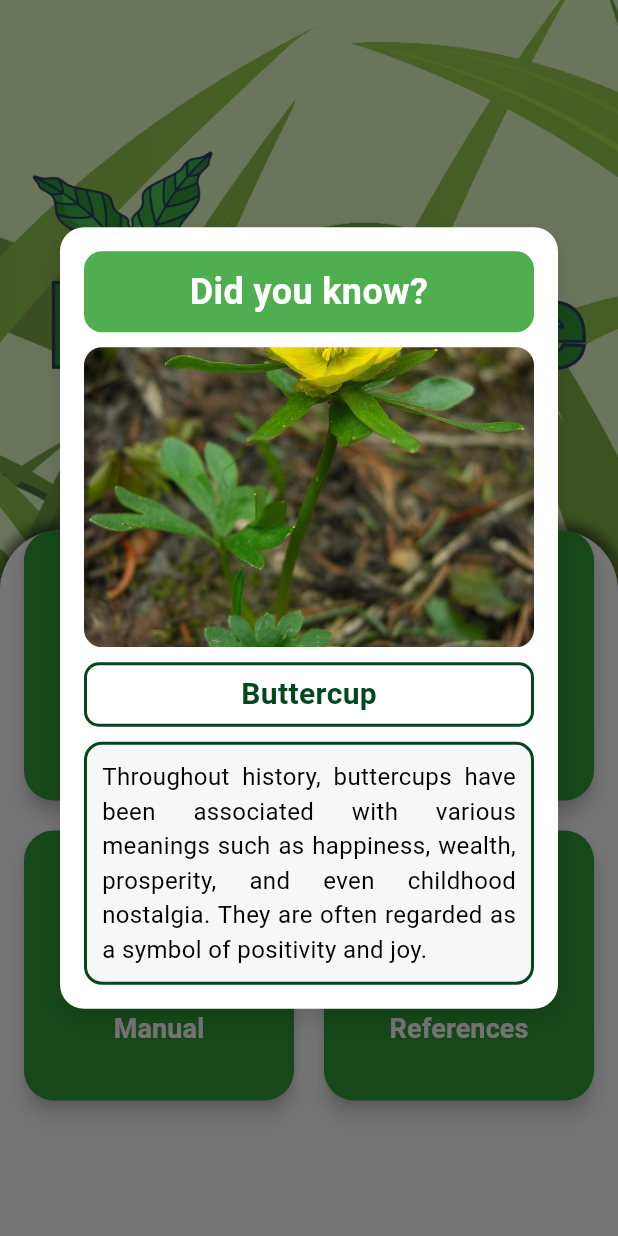
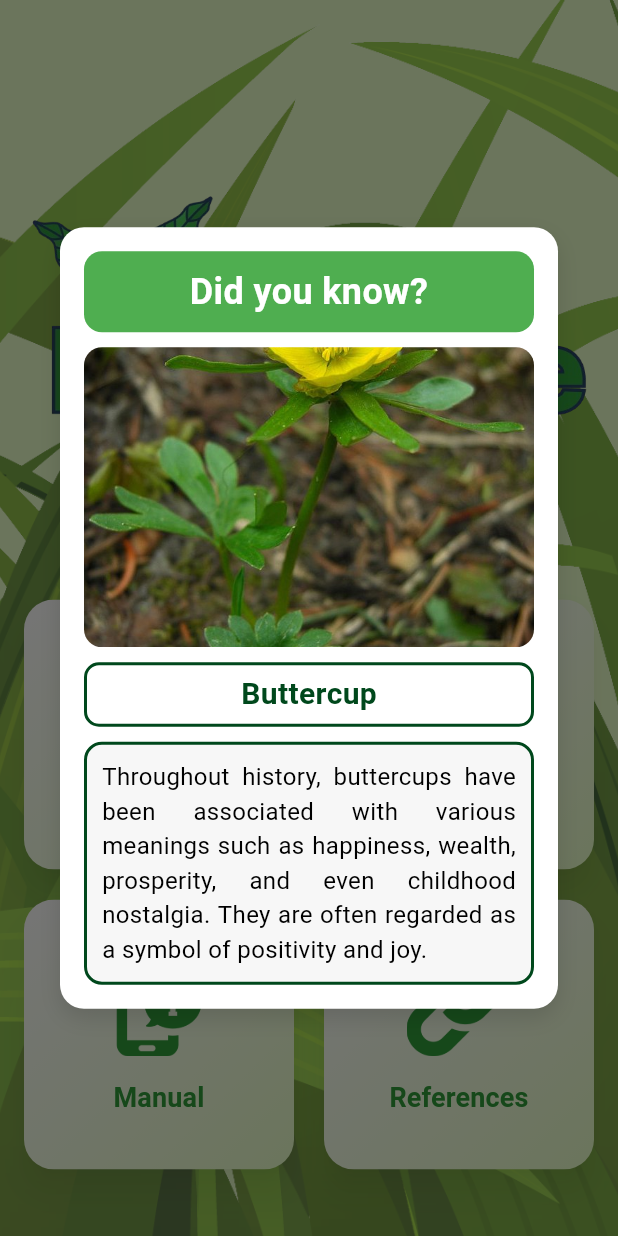
Before and after one commit to gebgeb24/PlantSafe, a Flutter app: the screen it shows after launch, on a phone screen of 412 x 824 dp. Run offline on Flutter 3.47's test engine with Material 3 defaults, Android fonts, the phone set to English and light mode, and no system bars; our stand-ins replace carousel_slider, connectivity_plus, flutter_map, flutter_tts, google_fonts, image_cropper and 4 more; missing offline and left inert: tflite_flutter.

Commit message:
UI changed & fixed labelling for scan plant

```diff
--- a/lib/main.dart
+++ b/lib/main.dart
@@ -1,8 +1,8 @@
 import 'package:flutter/material.dart';
-import 'package:image_picker/image_picker.dart';
 import 'package:plant/reference.dart';
 import 'dart:async';
 import 'dart:math';
+
 
 // Import the new screens
 import 'library.dart';
@@ -163,7 +163,7 @@ class _DashboardScreenState extends State<DashboardScreen> {
             children: <Widget>[
               // Logo with padding at the top
               Padding(
-                padding: const EdgeInsets.only(top: 100.0),
+                padding: const EdgeInsets.only(top: 130.0),
                 child: Image.asset(
                   'assets/images/logo.png',
                   width: screenWidth * 0.9,
@@ -171,39 +171,32 @@ class _DashboardScreenState extends State<DashboardScreen> {
               ),
               const SizedBox(height: 10),
               // Title in front of the grass image
-              const Stack(
+              Container(
+                padding: const EdgeInsets.symmetric(horizontal: 18, vertical: 8),
+                decoration: BoxDecoration(
+                  color: Colors.white.withOpacity(0.7),
+                  borderRadius: BorderRadius.circular(12),
+                ),
+                child: const Stack(
                   alignment: Alignment.center,
                   children: [
-                  // Text with border
                     Text(
                       'Your Go-to Irritant\nToxic Plant Guide',
                       textAlign: TextAlign.center,
                       style: TextStyle(
                         fontSize: 30,
                         fontWeight: FontWeight.bold,
-                      color: Color(0xFF284268), // Border color
-                      fontFamily: 'Roboto', // Add your desired font family
-                      shadows: [
-                        Shadow(
-                          offset: Offset(2.5, 2.5), // Adjust the shadow position for border effect
-
-                          color: Color(0xFF284268), // Border color
-                        ),
-                      ],
-                    ),
-                  ),
-                  // Text on top
-                  Text(
-                    'Your Go-to Irritant\nToxic Plant Guide',
-                    textAlign: TextAlign.center,
-                    style: TextStyle(
-                      fontSize: 30,
-                      fontWeight: FontWeight.bold,
-                      color: Color(0xFF309c39), // Text color
+                        fontStyle: FontStyle.italic,  // Added font style (italic)
+                        fontFamily: 'Roboto', // Replace with your font
+                        color: Color(0xFF309c39), // Main text color
                       ),
                     ),
                   ],
                 ),
+              )
+,
+
+
 
               const SizedBox(height: 10),
 
@@ -211,27 +204,10 @@ class _DashboardScreenState extends State<DashboardScreen> {
               Expanded(
                 child: Align(
                   alignment: Alignment.bottomCenter, // Aligning the container to the bottom center
-                  child: Container(
+                  child: SizedBox(
                     width: double.infinity, // Full width of the screen
                     height: (MediaQuery.of(context).size.width / 2 + 30) * 2, // Dynamically calculate height based on buttons (2x2 grid)
-                    decoration: BoxDecoration(
-                      color: Colors.white
 
-
-                      , // White background
-                      borderRadius: const BorderRadius.only(
-                        topLeft: Radius.circular(40), // Rounded top-left corner
-                        topRight: Radius.circular(40), // Rounded top-right corner
-                      ),
-                      boxShadow: [
-                        BoxShadow(
-                          color: Colors.black.withOpacity(0.5), // Subtle shadow color
-                          blurRadius: 5, // Soft blur effect
-                          offset: const Offset(0, -1), // Shadow positioned upwards to avoid overlap
-                          spreadRadius: 3, // Shadow spread
-                        ),
-                      ],
-                    ),
                     child: Padding(
                       padding: const EdgeInsets.only(bottom: 16.0), // Adding padding to the bottom to prevent any background visibility
                       child: Stack(
@@ -330,52 +306,70 @@ class _DashboardScreenState extends State<DashboardScreen> {
 
 
 
-  Widget _buildButton(BuildContext context, String text, VoidCallback onPressed,
-      double width, String iconPath) {
-    const double iconSize = 70; // Adjusted icon size
-    const double textHeight = 30; // Estimated height for the text line
-    const double padding = 20; // Padding around the icon and text
-    const double iconTextSpacing = 15; // Additional space between the icon and text
+  Widget _buildButton(
+      BuildContext context,
+      String text,
+      VoidCallback onPressed,
+      double width,
+      String iconPath,
+      ) {
+    const double iconSize = 70;
+    const double textHeight = 30;
+    const double padding = 20;
+    const double iconTextSpacing = 15;
 
     return SizedBox(
       width: width,
-      height: iconSize + textHeight + padding + iconTextSpacing, // Increase height for spacing
+      height: iconSize + textHeight + padding + iconTextSpacing,
       child: ElevatedButton(
         onPressed: onPressed,
         style: ElevatedButton.styleFrom(
-          backgroundColor: const Color(0xFF309c39), // Set button background color
+          backgroundColor: Colors.transparent, // Transparent because we use gradient
+          shadowColor: Colors.black.withOpacity(0.25),
+          elevation: 8,
+          padding: EdgeInsets.zero,
           shape: RoundedRectangleBorder(
-            borderRadius: BorderRadius.circular(20.0), // Rounded corners
+            borderRadius: BorderRadius.circular(20.0),
           ),
-          elevation: 5, // Adds shadow with a default offset and blur
-        ).copyWith(
-          shadowColor: MaterialStateProperty.all(Colors.black.withOpacity(0.9)),
         ),
-
-
+        child: Ink(
+          decoration: BoxDecoration(
+            gradient: const LinearGradient(
+              colors: [Colors.white, Color(0xFFe9ffc8)],
+              begin: Alignment.topLeft,
+              end: Alignment.bottomRight,
+            ),
+            borderRadius: BorderRadius.circular(20.0),
+          ),
+          child: Container(
+            alignment: Alignment.center,
             child: Column(
               mainAxisAlignment: MainAxisAlignment.center,
               children: [
                 Image.asset(
                   iconPath,
-              width: iconSize, // Adjust icon size here
+                  width: iconSize,
                   height: iconSize,
-              color: Colors.white, // Set icon color
+                  color: const Color(0xFF309c39), // Green icon
                 ),
-            const SizedBox(height: iconTextSpacing), // Adds space between the icon and the text
+                const SizedBox(height: iconTextSpacing),
                 Text(
                   text,
+                  textAlign: TextAlign.center,
                   style: const TextStyle(
-                fontSize: 18, // Adjusted font size
-                fontWeight: FontWeight.bold, // Bold text
-                color: Colors.white, // Set text color to Color(0xFFe9ffc8)
+                    fontSize: 18,
+                    fontWeight: FontWeight.bold,
+                    color: Color(0xFF309c39), // Green text
                   ),
                 ),
               ],
             ),
           ),
+        ),
+      ),
     );
   }
+
 
 
   void _showScanOptionsDialog(BuildContext context) {
@@ -634,7 +628,7 @@ class _DashboardScreenState extends State<DashboardScreen> {
                 'Cancel',
                 style: TextStyle(
                     color: Colors.red,
-                    fontSize: 18), // Optional: Highlight Cancel in red
+                    fontSize: 18),
               ),
             ),
             TextButton(
--- a/pubspec.yaml
+++ b/pubspec.yaml
@@ -162,6 +162,11 @@ flutter:
      - assets/images/plantlogo.png
      - assets/images/scan.png
      - assets/images/leaf.png
+     - assets/images/1leaf.png
+     - assets/images/safe.png
+     - assets/images/hold.png
+     - assets/images/wrong.png
+     - assets/images/check.png
      - assets/images/manual.png
      - assets/images/gps2.png
      - assets/images/sun.png
```
Also changed, not shown: lib/scanplant.dart (+100 -33 lines), assets/images/1leaf.png (added), assets/images/check.png (added), assets/images/hold.png (added), assets/images/safe.png (added), assets/images/wrong.png (added). Lines whose indentation alone changed are shown as unchanged.
